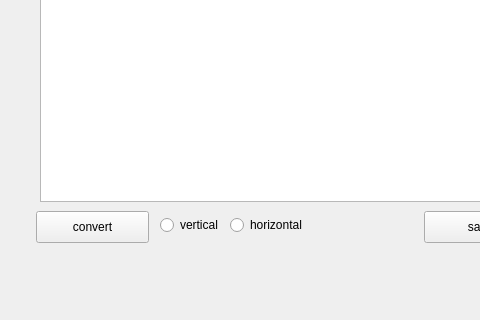
Before: the Qt Designer form main_gui.ui in faytor/open_lcd_assistant, drawn with Qt 5; both pictures show x 0 to 480 and y 399 to 719 of the 672 by 719 pixel window.
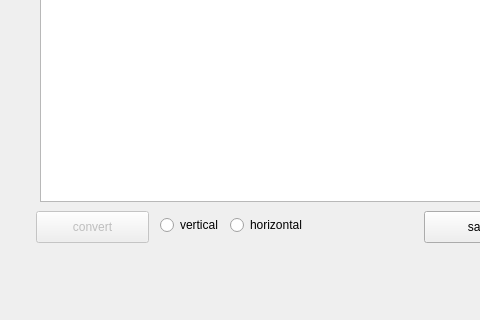
After: the same form once the commit is applied.

The edit to the form file:
```diff
--- a/main_gui.ui
+++ b/main_gui.ui
@@ -67,6 +67,9 @@
     </property>
    </widget>
    <widget class="QPushButton" name="convert_button">
+    <property name="enabled">
+     <bool>false</bool>
+    </property>
     <property name="geometry">
      <rect>
       <x>36</x>
```
Left out of the diff: 2 changed lines with no effect on the pictures.
